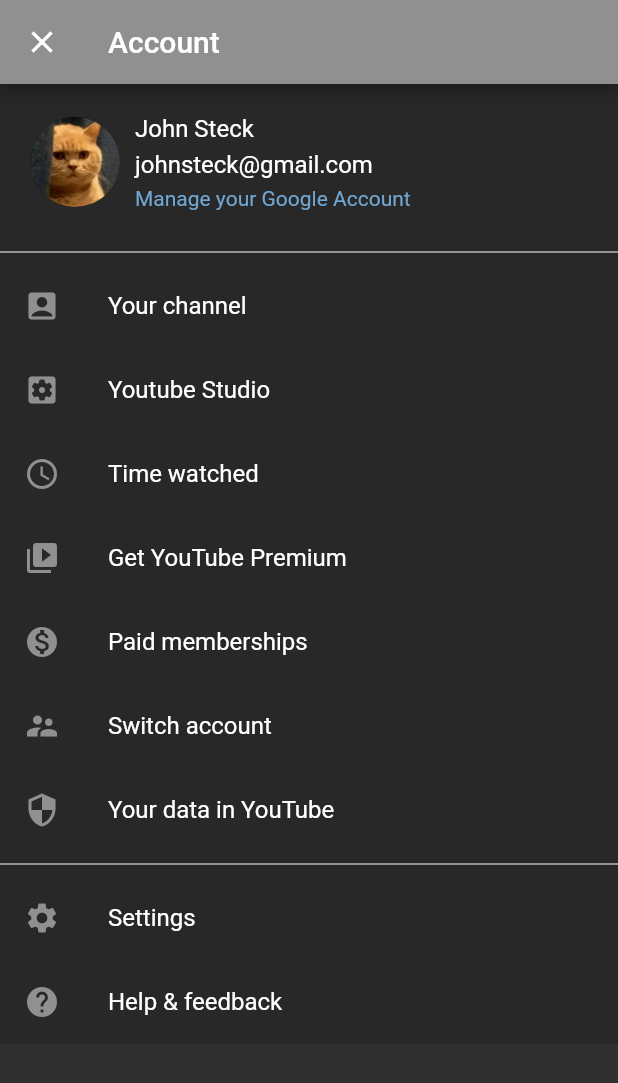
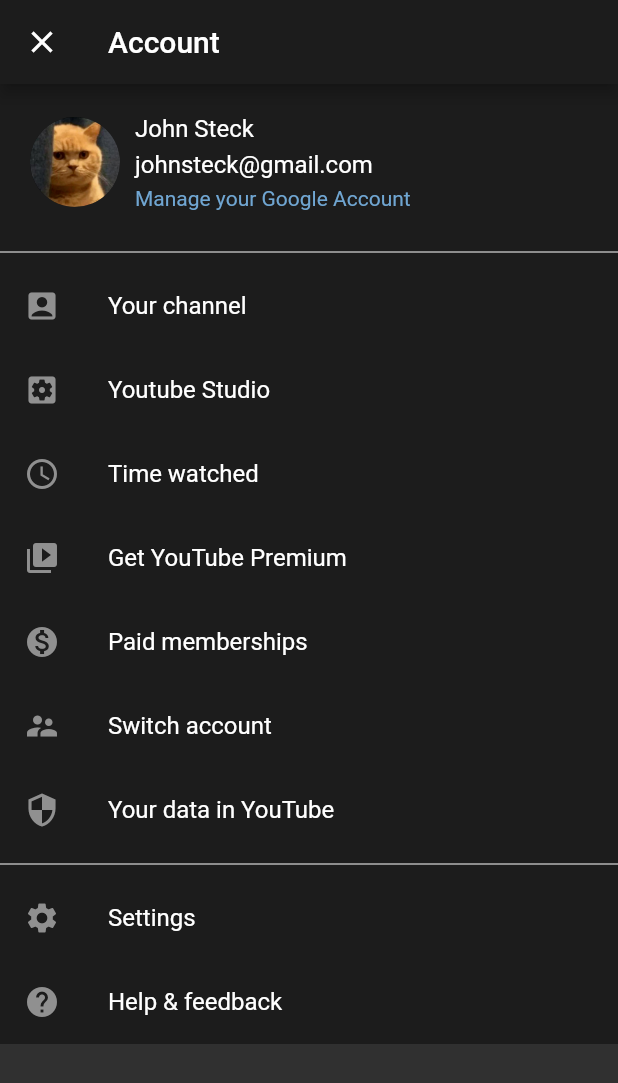
Before and after one commit to leobit-flutter-2021/youtube_app, a Flutter app: the UserProfilePage screen opened directly, on a phone screen of 412 x 824 dp. Shown: the top 1083 px of the screen. Run offline on Flutter 3.47's test engine with Material 2 defaults, Android fonts, the phone set to English and light mode, and no system bars; our stand-ins replace timeago; network calls fail.

Commit message:
Fixed color

```diff
--- a/lib/screens/user_profile_screen.dart
+++ b/lib/screens/user_profile_screen.dart
@@ -18,10 +18,10 @@
             },
             child: Icon(Icons.close, color: Colors.white)),
         title: Text('Account', style: TextStyle(color: Colors.white)),
-        backgroundColor: suvaGrey,
+        backgroundColor: nero,
       ),
       body: Container(
-          color: Color(0xFF282828),
+          color: nero,
           child: SingleChildScrollView(
             child: Column(
               children: <Widget>[
```
